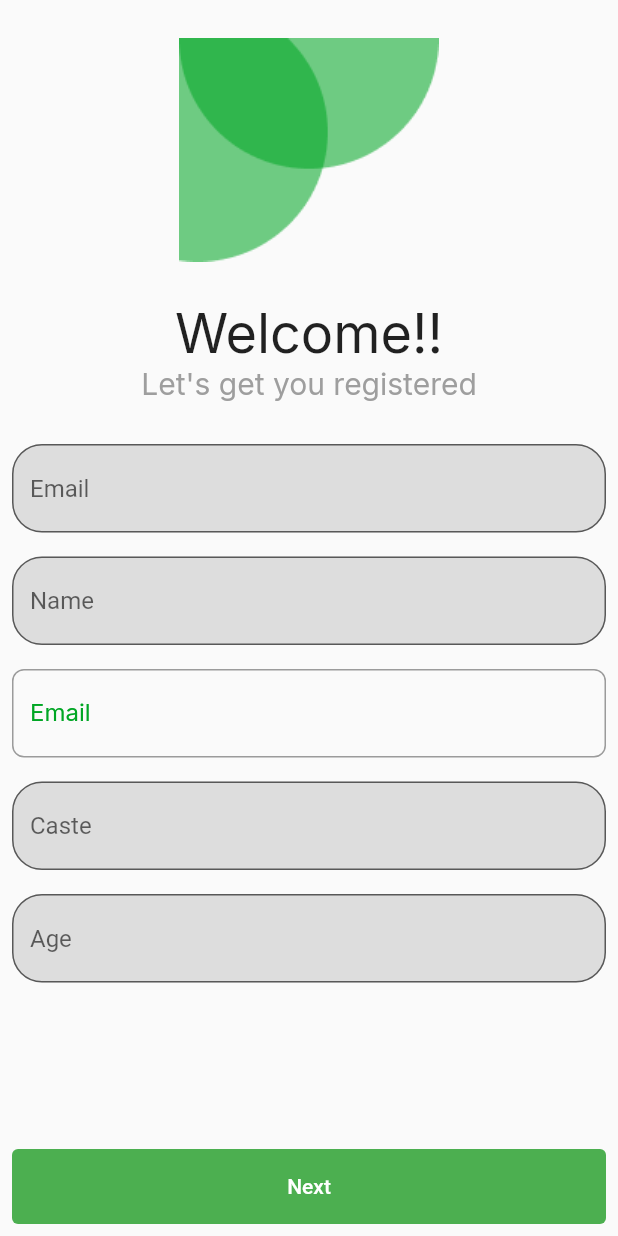
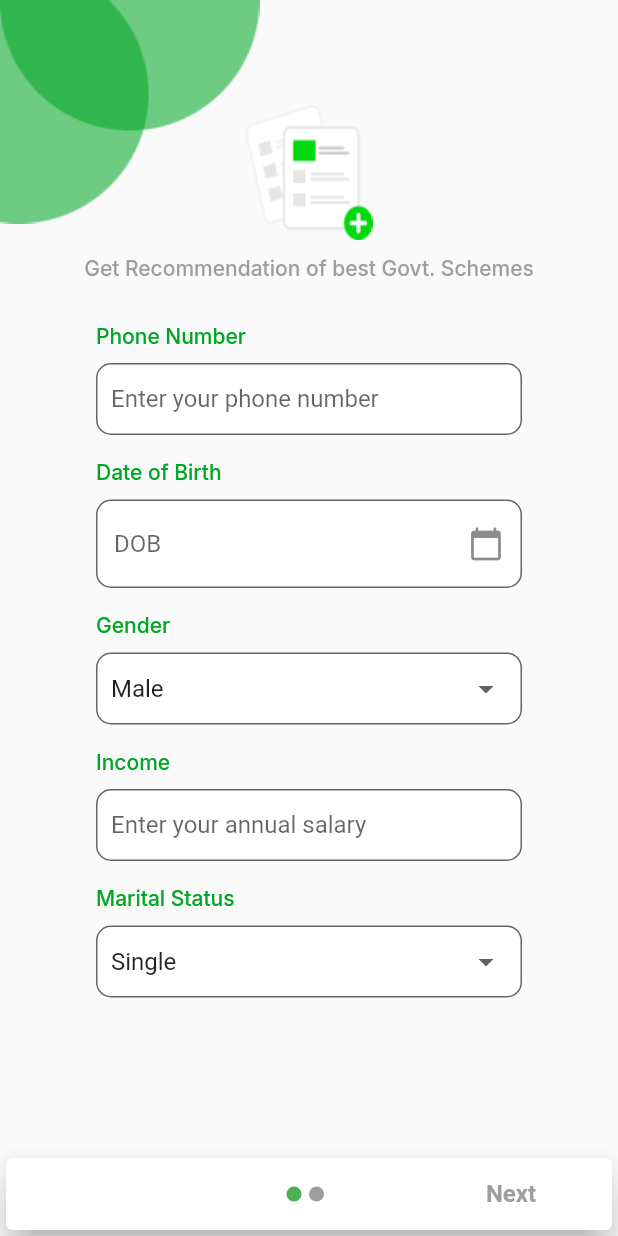
Before and after one commit to iYojna/iYojana-mobile-app, a Flutter app: the RegisterScreen screen opened by its route, on a phone screen of 412 x 824 dp. Run offline on Flutter 3.47's test engine with Material 2 defaults, Android fonts, the phone set to English and light mode, and no system bars; our stand-ins replace google_fonts, shared_preferences; missing offline and left inert: flutter_shake_animated; accounts and stored records are empty; generated files the repository leaves out were written again.

Commit message:
:pencil2: added signup screen styles

```diff
--- a/iyojana/lib/auth/register_screen.dart
+++ b/iyojana/lib/auth/register_screen.dart
@@ -1,8 +1,14 @@
 import 'package:flutter/material.dart';
+import 'package:flutter/services.dart';
 import 'package:flutter/src/foundation/key.dart';
 import 'package:flutter/src/widgets/framework.dart';
 import 'package:google_fonts/google_fonts.dart';
+import 'package:intl/intl.dart';
 import 'package:iyojana/auth/set_tags_screen.dart';
+import 'package:iyojana/auth/widgets/custom_dropdown.dart';
+import 'package:iyojana/auth/widgets/custom_text_field.dart';
+import 'package:iyojana/auth/widgets/registration_page1.dart';
+import 'package:iyojana/auth/widgets/registration_page2.dart';
 import 'package:iyojana/styles.dart';
 
 class RegisterScreen extends StatefulWidget {
@@ -13,115 +19,131 @@ class RegisterScreen extends StatefulWidget {
 }
 
 class _RegisterScreenState extends State<RegisterScreen> {
-  final _formKey = GlobalKey<FormState>();
+  List<Widget> pages = [RegistrationPage1(), RegistrationPage2()];
+  late PageController _controller;
+  int currentIndex = 0;
+
+  @override
+  void initState() {
+    // TODO: implement initState
+    _controller = PageController(initialPage: 0);
+    super.initState();
+    //_controller =
+  }
+
+  Container buildDot(int index, BuildContext context) {
+    return Container(
+      height: 10,
+      width: 10,
+      margin: EdgeInsets.only(right: 5),
+      decoration: BoxDecoration(
+        borderRadius: BorderRadius.circular(20),
+        color: currentIndex == index ? Colors.green : Colors.grey,
+      ),
+    );
+  }
+
   @override
   Widget build(BuildContext context) {
     return Scaffold(
-      body: Form(
-        key: _formKey,
+      body: CustomScrollView(
+        //physics: NeverScrollableScrollPhysics(),
+        slivers: [
+          SliverFillRemaining(
+            child: IntrinsicHeight(
               child: Column(
+                mainAxisSize: MainAxisSize.max,
+                //crossAxisAlignment: CrossAxisAlignment.start,
                 children: [
+                  Stack(children: [
                     Align(
                         alignment: Alignment.topLeft,
+                        child: Image.asset("assets/appBG.png")),
+                    Padding(
+                      padding: const EdgeInsets.only(top: 70.0),
+                      child: Align(
+                          alignment: Alignment.topCenter,
+                          child: Image.asset("assets/registerimg.png")),
+                    ),
+                  ]),
+
+                  Expanded(
+                    child: PageView.builder(
+                        controller: _controller,
+                        scrollDirection: Axis.horizontal,
+                        onPageChanged: (value) {
+                          setState(() {
+                            currentIndex = value;
+                          });
+                        },
+                        itemCount: pages.length,
+                        itemBuilder: (context, index) {
+                          // Contents of Slider that we
+                          // created in Modal Class
+                          return pages[index];
+                        }),
+                  ),
+                  // add elevation to the container
+
+                  Card(
+                    elevation: 10.0,
+                    child: Row(
+                      mainAxisAlignment: MainAxisAlignment.spaceBetween,
+                      children: [
+                        currentIndex == 1
+                            ? Expanded(
+                                child: TextButton(
+                                  child: Text("Previous",
+                                      style: TextStyle(
+                                          fontSize: 16,
+                                          fontWeight: FontWeight.bold,
+                                          color: Colors.grey)),
+                                  onPressed: () {
+                                    _controller.previousPage(
+                                        duration: Duration(milliseconds: 500),
+                                        curve: Curves.ease);
+                                  },
+                                ),
+                              )
+                            : Expanded(
+                                child: SizedBox(),
+                              ),
+                        Expanded(
                           child: Container(
-                  height: 200,
-                  width: double.infinity,
-                  decoration: const BoxDecoration(
-                      image: DecorationImage(
-                          image: AssetImage("assets/appBG.png"))),
+                              child: Row(
+                            mainAxisAlignment: MainAxisAlignment.center,
+                            children: List.generate(
+                              pages.length,
+                              (index) => buildDot(index, context),
                             ),
+                          )),
                         ),
-              Text("Welcome!!",
-                  style: GoogleFonts.inter(
-                      textStyle: const TextStyle(
-                          fontWeight: FontWeight.w400, fontSize: 36))),
-              Text("Let's get you registered",
-                  style: GoogleFonts.inter(
-                      textStyle: const TextStyle(
-                          fontWeight: FontWeight.w400,
-                          fontSize: 20,
-                          color: Colors.grey))),
-
-              const SizedBox(
-                height: 20,
+                        currentIndex == 0
+                            ? Expanded(
+                                child: TextButton(
+                                  child: Text("Next",
+                                      style: TextStyle(
+                                          fontSize: 16,
+                                          fontWeight: FontWeight.bold,
+                                          color: Colors.grey)),
+                                  onPressed: () {
+                                    _controller.nextPage(
+                                        duration: Duration(milliseconds: 500),
+                                        curve: Curves.ease);
+                                  },
                                 ),
-              //TODO : Add validators
-              Column(
-                //mainAxisAlignment: MainAxisAlignment.spaceEvenly,
-                children: [
-                  Padding(
-                    padding: const EdgeInsets.all(8.0),
-                    child: TextFormField(
-                        decoration: InputDecoration(
-                            border: OutlineInputBorder(
-                              borderRadius: BorderRadius.circular(20),
-                            ),
-                            filled: true,
-                            fillColor: const Color.fromARGB(179, 208, 208, 208),
-                            hintText: "Email")),
-                  ),
-                  Padding(
-                    padding: const EdgeInsets.all(8.0),
-                    child: TextFormField(
-                        decoration: InputDecoration(
-                            border: OutlineInputBorder(
-                              borderRadius: BorderRadius.circular(20),
-                            ),
-                            filled: true,
-                            fillColor: const Color.fromARGB(179, 208, 208, 208),
-                            hintText: "Name")),
-                  ),
-                  Padding(
-                    padding: const EdgeInsets.all(8.0),
-                    child: TextFormField(
-                        keyboardType: TextInputType.number,
-                        decoration:
-                            Styles().inputDecoration(labelText: "Email")),
-                  ),
-                  Padding(
-                    padding: const EdgeInsets.all(8.0),
-                    child: TextFormField(
-                        //keyboardType: TextInputType.number,
-                        decoration: InputDecoration(
-                            border: OutlineInputBorder(
-                              borderRadius: BorderRadius.circular(20),
-                            ),
-                            filled: true,
-                            fillColor: const Color.fromARGB(179, 208, 208, 208),
-                            hintText: "Caste")),
-                  ),
-                  Padding(
-                    padding: const EdgeInsets.all(8.0),
-                    child: TextFormField(
-                        keyboardType: TextInputType.number,
-                        decoration: InputDecoration(
-                            border: OutlineInputBorder(
-                              borderRadius: BorderRadius.circular(20),
-                            ),
-                            filled: true,
-                            fillColor: const Color.fromARGB(179, 208, 208, 208),
-                            hintText: "Age")),
+                              )
+                            : Expanded(
+                                child: SizedBox(),
                               ),
                       ],
                     ),
-
-              Expanded(child: Container()),
-              Padding(
-                padding: const EdgeInsets.all(8.0),
-                child: SizedBox(
-                  height: 50,
-                  width: double.infinity,
-                  child: ElevatedButton(
-                      style: ButtonStyle(
-                        elevation: MaterialStateProperty.all(0),
-                      ),
-                      onPressed: () {
-                        Navigator.pushNamed(context, SetTagsScreen.routeName);
-                      },
-                      child: const Text("Next")),
+                  )
+                ],
               ),
             ),
-            ]),
+          ),
+        ],
       ),
     );
   }
--- /dev/null
+++ b/iyojana/lib/auth/widgets/custom_dropdown.dart
@@ -0,0 +1,58 @@
+import 'package:flutter/material.dart';
+import 'package:google_fonts/google_fonts.dart';
+
+Widget customDropDown(
+    {required BuildContext context,
+    required String hintText,
+    required String labelText,
+    required Function onChanged,
+    required List<String> items}) {
+  String _category = items[0];
+  return SizedBox(
+    width: 300,
+    child: Padding(
+      padding: EdgeInsets.all(8.0),
+      child: Column(
+        crossAxisAlignment: CrossAxisAlignment.start,
+        children: [
+          Text(labelText,
+              textAlign: TextAlign.left,
+              style: GoogleFonts.inter(
+                  textStyle: const TextStyle(
+                      fontWeight: FontWeight.w500,
+                      fontSize: 14,
+                      color: Color.fromARGB(255, 0, 166, 36)))),
+          SizedBox(
+            height: 10,
+          ),
+          DropdownButtonFormField(
+              items: items.map((String category) {
+                return new DropdownMenuItem(
+                    value: category,
+                    child: Row(
+                      children: <Widget>[
+                        Text(
+                          category,
+                        ),
+                      ],
+                    ));
+              }).toList(),
+              onChanged: (newValue) {
+                // do other stuff with _category
+                onChanged(newValue);
+              },
+              value: _category,
+              decoration: InputDecoration(
+                  contentPadding: EdgeInsets.only(
+                      top: 10.0, bottom: 5.0, left: 10.0, right: 5.0),
+                  border: OutlineInputBorder(
+                    borderRadius: BorderRadius.circular(10),
+                  ),
+                  filled: true,
+                  fillColor: Colors.white,
+                  hintText: hintText))
+        ],
+      ),
+    ),
+  );
+}
--- /dev/null
+++ b/iyojana/lib/auth/widgets/custom_text_field.dart
@@ -0,0 +1,49 @@
+import 'package:flutter/material.dart';
+import 'package:google_fonts/google_fonts.dart';
+
+Widget customTextField(
+    {required BuildContext context,
+    required TextEditingController controller,
+    required String hintText,
+    required String labelText,
+    required bool obscureText,
+    required TextInputType keyboardType,
+    required Function onChanged}) {
+  return SizedBox(
+    width: 300,
+    child: Padding(
+      padding: EdgeInsets.all(8.0),
+      child: Column(
+        crossAxisAlignment: CrossAxisAlignment.start,
+        children: [
+          Text(labelText,
+              textAlign: TextAlign.left,
+              style: GoogleFonts.inter(
+                  textStyle: const TextStyle(
+                      fontWeight: FontWeight.w500,
+                      fontSize: 14,
+                      color: Color.fromARGB(255, 0, 166, 36)))),
+          SizedBox(
+            height: 10,
+          ),
+          TextFormField(
+              controller: controller,
+              obscureText: obscureText,
+              keyboardType: keyboardType,
+              onChanged: (value) {
+                onChanged(value);
+              },
+              decoration: InputDecoration(
+                  contentPadding: EdgeInsets.only(
+                      top: 10.0, bottom: 5.0, left: 10.0, right: 5.0),
+                  border: OutlineInputBorder(
+                    borderRadius: BorderRadius.circular(10),
+                  ),
+                  filled: true,
+                  fillColor: Colors.white,
+                  hintText: hintText)),
+        ],
+      ),
+    ),
+  );
+}
--- /dev/null
+++ b/iyojana/lib/auth/widgets/registration_page1.dart
@@ -0,0 +1,211 @@
+import 'package:flutter/material.dart';
+import 'package:flutter/src/foundation/key.dart';
+import 'package:flutter/src/widgets/framework.dart';
+import 'package:google_fonts/google_fonts.dart';
+import 'package:intl/intl.dart';
+import 'package:iyojana/auth/widgets/custom_dropdown.dart';
+import 'package:iyojana/auth/widgets/custom_text_field.dart';
+
+class RegistrationPage1 extends StatefulWidget {
+  const RegistrationPage1({Key? key}) : super(key: key);
+
+  @override
+  State<RegistrationPage1> createState() => _RegistrationPage1State();
+}
+
+class _RegistrationPage1State extends State<RegistrationPage1> {
+  final _formKey = GlobalKey<FormState>();
+  // final TextEditingController _emailController = TextEditingController();
+  final TextEditingController _phoneController = TextEditingController();
+  final TextEditingController _dobController = TextEditingController();
+  final TextEditingController _incomeController = TextEditingController();
+
+  List<String> genderOptions = ["Male", "Female", "Rather not say"];
+  List<String> maritalOptions = ["Single", "Married"];
+  @override
+  Widget build(BuildContext context) {
+    return Form(
+      key: _formKey,
+      child: ListView(children: [
+        Padding(
+          padding: const EdgeInsets.only(left: 8.0, right: 8.0, top: 10.0),
+          child: Text("Get Recommendation of best Govt. Schemes",
+              textAlign: TextAlign.center,
+              style: GoogleFonts.inter(
+                  textStyle: const TextStyle(
+                      fontWeight: FontWeight.w500,
+                      fontSize: 14,
+                      color: Colors.grey))),
+        ),
+        const SizedBox(
+          height: 20,
+        ),
+        Column(
+          //mainAxisAlignment: MainAxisAlignment.spaceEvenly,
+          children: [
+            // Padding(
+            //   padding: const EdgeInsets.all(8.0),
+            //   child: TextField(
+            //       decoration: InputDecoration(
+            //           border: OutlineInputBorder(
+            //             borderRadius: BorderRadius.circular(20),
+            //           ),
+            //           filled: true,
+            //           fillColor:
+            //               const Color.fromARGB(179, 208, 208, 208),
+            //           hintText: "Email")),
+            // ),
+            // customTextField(
+            //     context: context,
+            //     controller: _emailController,
+            //     hintText: "Enter your email",
+            //     labelText: "Email",
+            //     obscureText: false,
+            //     keyboardType: TextInputType.emailAddress,
+            //     onChanged: (value) {}),
+            // Padding(
+            //   padding: const EdgeInsets.all(8.0),
+            //   child: TextFormField(
+            //       decoration: InputDecoration(
+            //           border: OutlineInputBorder(
+            //             borderRadius: BorderRadius.circular(20),
+            //           ),
+            //           filled: true,
+            //           fillColor:
+            //               const Color.fromARGB(179, 208, 208, 208),
+            //           hintText: "Name")),
+            // ),
+            customTextField(
+                context: context,
+                controller: _phoneController,
+                hintText: "Enter your phone number",
+                labelText: "Phone Number",
+                obscureText: false,
+                keyboardType: TextInputType.phone,
+                onChanged: (value) {}),
+            // Padding(
+            //   padding: const EdgeInsets.all(8.0),
+            //   child: TextFormField(
+            //       keyboardType: TextInputType.number,
+            //       decoration:
+            //           Styles().inputDecoration(labelText: "Email")),
+            // ),
+            // customTextField(context: context, controller: _dobController, hintText: "DOB", labelText: "Date of Birth", obscureText: false, keyboardType: TextInputType.datetime, onChanged: onChanged)
+            SizedBox(
+              width: 300,
+              child: Padding(
+                padding: const EdgeInsets.all(8.0),
+                child: Column(
+                  crossAxisAlignment: CrossAxisAlignment.start,
+                  children: [
+                    Text("Date of Birth",
+                        textAlign: TextAlign.start,
+                        style: GoogleFonts.inter(
+                            textStyle: const TextStyle(
+                                fontWeight: FontWeight.w500,
+                                fontSize: 14,
+                                color: Color.fromARGB(255, 0, 166, 36)))),
+                    SizedBox(
+                      height: 10,
+                    ),
+                    TextField(
+                      controller:
+                          _dobController, //editing controller of this TextField
+                      decoration: InputDecoration(
+                          //icon of text field
+                          border: OutlineInputBorder(
+                            borderRadius: BorderRadius.circular(10),
+                          ),
+                          filled: true,
+                          hintText: "DOB",
+                          fillColor: Colors.white,
+                          suffixIcon:
+                              Icon(Icons.calendar_today) //label text of field
+                          ),
+                      readOnly:
+                          true, //set it true, so that user will not able to edit text
+                      onTap: () async {
+                        DateTime? pickedDate = await showDatePicker(
+                            context: context,
+                            initialDate: DateTime.now(),
+                            firstDate: DateTime(
+                                2000), //DateTime.now() - not to allow to choose before today.
+                            lastDate: DateTime(2101));
+
+                        if (pickedDate != null) {
+                          print(
+                              pickedDate); //pickedDate output format => 2021-03-10 00:00:00.000
+                          String formattedDate =
+                              DateFormat('yyyy-MM-dd').format(pickedDate);
+                          print(
+                              formattedDate); //formatted date output using intl package =>  2021-03-16
+                          //you can implement different kind of Date Format here according to your requirement
+
+                          setState(() {
+                            _dobController.text =
+                                formattedDate; //set output date to TextField value.
+                          });
+                        } else {
+                          print("Date is not selected");
+                        }
+                      },
+                    ),
+                  ],
+                ),
+              ),
+            ),
+            // Padding(
+            //   padding: const EdgeInsets.all(8.0),
+            //   child: TextFormField(
+            //       //keyboardType: TextInputType.number,
+            //       decoration: InputDecoration(
+            //           border: OutlineInputBorder(
+            //             borderRadius: BorderRadius.circular(20),
+            //           ),
+            //           filled: true,
+            //           fillColor:
+            //               const Color.fromARGB(179, 208, 208, 208),
+            //           hintText: "Caste")),
+            // ),
+            // customTextField(context: context, controller: _genderController, hintText: "Select your gender", labelText: "Gender", obscureText: false, keyboardType: TextInputT, onChanged: onChanged)
+            customDropDown(
+                context: context,
+                hintText: "Select your Gender",
+                labelText: "Gender",
+                onChanged: (value) {},
+                items: genderOptions),
+            // Padding(
+            //   padding: const EdgeInsets.all(8.0),
+            //   child: TextFormField(
+            //       keyboardType: TextInputType.number,
+            //       decoration: InputDecoration(
+            //           border: OutlineInputBorder(
+            //             borderRadius: BorderRadius.circular(20),
+            //           ),
+            //           filled: true,
+            //           fillColor:
+            //               const Color.fromARGB(179, 208, 208, 208),
+            //           hintText: "Age")),
+            // ),
+            customTextField(
+                context: context,
+                controller: _incomeController,
+                hintText: "Enter your annual salary",
+                labelText: "Income",
+                obscureText: false,
+                keyboardType: TextInputType.name,
+                onChanged: (value) {}),
+
+            customDropDown(
+                context: context,
+                hintText: "Select your Marital Status",
+                labelText: "Marital Status",
+                onChanged: (value) {},
+                items: maritalOptions),
+          ],
+        ),
+        //Expanded(child: Container()),
+      ]),
+    );
+  }
+}
```
Also changed, not shown: iyojana/lib/auth/widgets/custom_elevated_button.dart (+10 -4 lines), iyojana/lib/auth/widgets/registration_page2.dart (added, +116 -0 lines), iyojana/lib/main.dart (+7 -11 lines), iyojana/assets/registerimg.png (added). Lines whose indentation alone changed are shown as unchanged.
